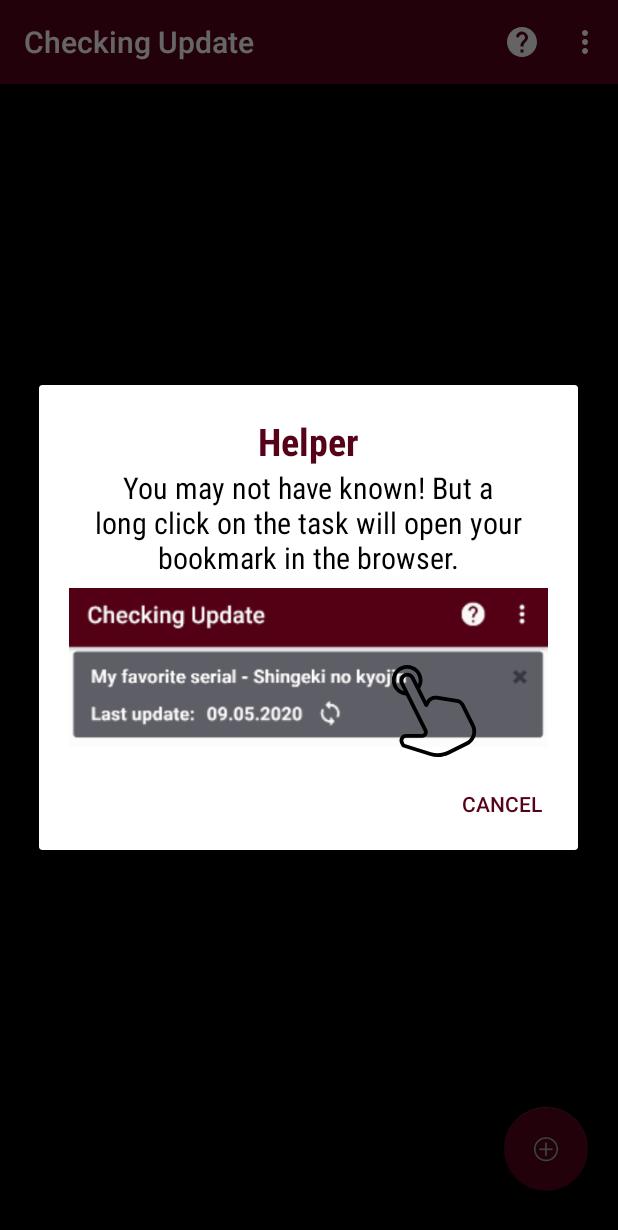
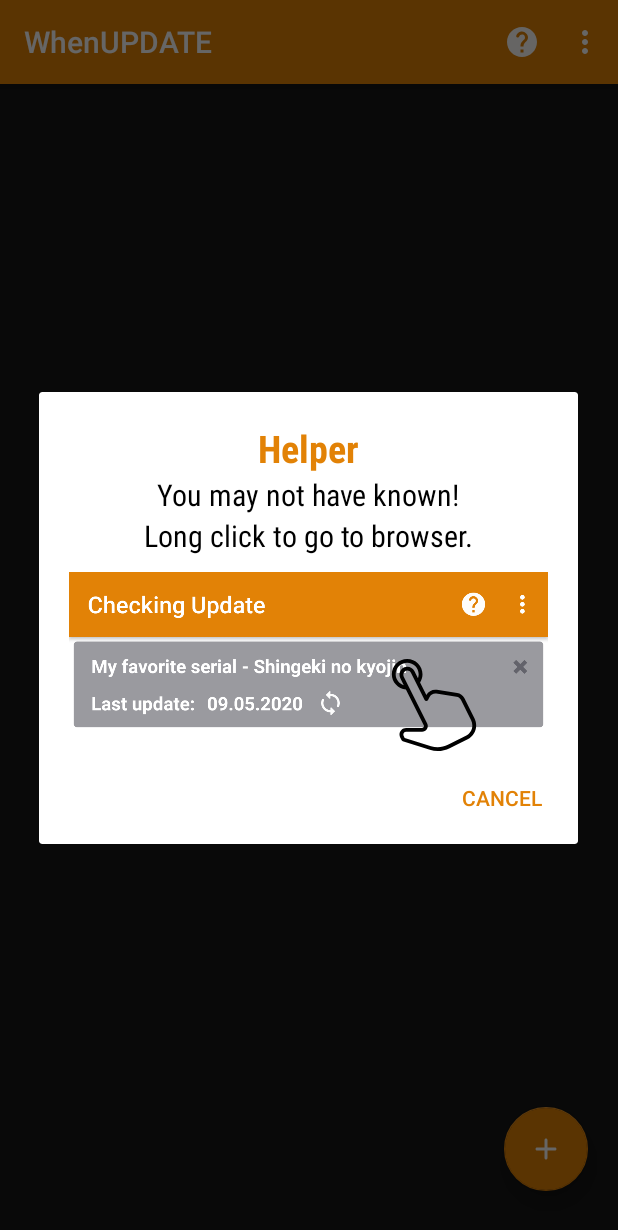
Before and after one commit to palad11n/appttp1, an Android app: the screen it shows after launch (MainActivity), after a tap on "help", on a phone screen of 412 x 824 dp. Shown: the top 1230 px of the screen. Run offline under Robolectric (Android 15) with nearby library versions, the light colour scheme and no system bars.

Commit message:
add rus lang, new desing

```diff
--- a/app/build.gradle
+++ b/app/build.gradle
@@ -10,6 +10,7 @@ android {
         versionCode 1
         versionName "1.0"
         testInstrumentationRunner "androidx.test.runner.AndroidJUnitRunner"
+        vectorDrawables.useSupportLibrary = true
     }
     buildTypes {
         release {
--- a/app/src/main/java/ru/csu/ttpapp/common/DialogOnSaveTask.java
+++ b/app/src/main/java/ru/csu/ttpapp/common/DialogOnSaveTask.java
@@ -42,7 +42,7 @@ public class DialogOnSaveTask extends DialogFragment {
 
         TextView textView = new TextView(MainActivity.mContext);
         textView.setText(R.string.setting_row);
-        textView.setPadding(70, 40, 20, 40);
+        textView.setPadding(50, 40, 0, 20);
         textView.setTextSize(25F);
         textView.setBackgroundColor(getResources().getColor(R.color.colorMy));
         textView.setTextColor(Color.WHITE);
--- a/app/src/main/java/ru/csu/ttpapp/mvp/MainActivity.java
+++ b/app/src/main/java/ru/csu/ttpapp/mvp/MainActivity.java
@@ -129,13 +129,13 @@ public class MainActivity extends AppCompatActivity implements DialogOnSaveTask.
                 showDialogPref(R.layout.dialog_about);
                 return true;
             case R.id.itemHelp:
-                showDialogPref(R.layout.help_layout);
+                showDialogPref(R.layout.dialog_help);
                 return true;
         }
         return super.onOptionsItemSelected(item);
     }
 
-    private void showDialogPref(int resId){
+    private void showDialogPref(int resId) {
         AlertDialog.Builder builder = new AlertDialog.Builder(this);
         View view = getLayoutInflater().inflate(resId, null);
         builder.setView(view)
@@ -201,8 +201,8 @@ public class MainActivity extends AppCompatActivity implements DialogOnSaveTask.
         imageView.setImageResource(resIdIcon);
 
         Toast toast = new Toast(getApplicationContext());
+        toast.setDuration(Toast.LENGTH_LONG);
         toast.setGravity(Gravity.CENTER, 0, 0);
-        toast.setDuration(Toast.LENGTH_LONG);
         toast.setView(layout);
         toast.show();
     }
@@ -210,12 +210,4 @@ public class MainActivity extends AppCompatActivity implements DialogOnSaveTask.
     public void showLoadToast() {
         showToast(getString(R.string.loading), R.drawable.ic_update_load);
     }
-
-//    public void showProgressDialog() {
-//        progressBar.setVisibility(View.VISIBLE);
-//    }
-//
-//    public void hideProgressDialog() {
-//        progressBar.setVisibility(View.GONE);
-//    }
 }
--- a/app/src/main/java/ru/csu/ttpapp/mvp/TasksPresenter.java
+++ b/app/src/main/java/ru/csu/ttpapp/mvp/TasksPresenter.java
@@ -42,9 +42,8 @@ public class TasksPresenter {
         ConstraintLayout cl = view.findViewById(R.id.cl_main);
         TextView empty = view.findViewById(R.id.emptyId);
         if (theme.equals("dark")) {
-            cl.setBackgroundColor(Color.BLACK);
+            cl.setBackgroundColor(view.getResources().getColor(R.color.background_dark));
             empty.setTextColor(Color.WHITE);
-
         } else {
             cl.setBackgroundColor(Color.WHITE);
             empty.setTextColor(Color.BLACK);
@@ -120,7 +119,8 @@ public class TasksPresenter {
                     return true;
                 }
                 view.isUpdate(task.isUpdate());
-            }
+            } else
+                view.showToast(view.getString(R.string.site_rip), R.drawable.ic_sentiment_dissatisfied_toast);
         } catch (Exception e) {
             //ignore
         }
--- a/app/src/main/java/ru/csu/ttpapp/service/sites/InfoOfSite.java
+++ b/app/src/main/java/ru/csu/ttpapp/service/sites/InfoOfSite.java
@@ -91,7 +91,7 @@ public class InfoOfSite {
     private String[] convertToMonth(String date) {
         String[] dates = date.replaceAll(",", "").split(" ");
         for (String month : months.keySet()) {
-            if (dates[1].equals(month)) {
+            if (dates[1].contains(month)) {
                 Integer numMonth = months.get(month);
                 dates[1] = numMonth < 10 ? "0" + numMonth.toString() : numMonth.toString();
                 break;
--- a/app/src/main/java/ru/csu/ttpapp/service/sites/SiteUpdate.java
+++ b/app/src/main/java/ru/csu/ttpapp/service/sites/SiteUpdate.java
@@ -75,7 +75,6 @@ public class SiteUpdate implements ISite {
         try {
             String date = pt.get();
             if (date.equals("")) {
-                Toast.makeText(MainActivity.mContext, "Site is RIP!", Toast.LENGTH_SHORT).show();
                 return;
             }
             infoOfSite.setDate(date);
@@ -113,6 +112,7 @@ public class SiteUpdate implements ISite {
                         return true;
                     }
                 } catch (Exception e) {
+                    //ignore
                 }
             }
         }
--- /dev/null
+++ b/app/src/main/res/drawable/ic_add.xml
@@ -0,0 +1,9 @@
+<vector xmlns:android="http://schemas.android.com/apk/res/android"
+    android:width="24dp"
+    android:height="24dp"
+    android:viewportWidth="24"
+    android:viewportHeight="24">
+  <path
+      android:fillColor="#FFF"
+      android:pathData="M18,13h-5v5c0,0.55 -0.45,1 -1,1s-1,-0.45 -1,-1v-5H6c-0.55,0 -1,-0.45 -1,-1s0.45,-1 1,-1h5V6c0,-0.55 0.45,-1 1,-1s1,0.45 1,1v5h5c0.55,0 1,0.45 1,1s-0.45,1 -1,1z"/>
+</vector>
--- a/app/src/main/res/layout/activity_main.xml
+++ b/app/src/main/res/layout/activity_main.xml
@@ -21,7 +21,7 @@
         app:layout_behavior="ru.csu.ttpapp.common.desing.ScrollAwareFABBehavior"
         app:layout_constraintBottom_toBottomOf="parent"
         app:layout_constraintEnd_toEndOf="parent"
-        app:srcCompat="@android:drawable/ic_menu_add" />
+        app:srcCompat="@drawable/ic_add" />
 
     <androidx.recyclerview.widget.RecyclerView
         android:id="@+id/listView"
--- a/app/src/main/res/layout/dialog_create.xml
+++ b/app/src/main/res/layout/dialog_create.xml
@@ -31,9 +31,7 @@
                 android:inputType="textUri"
                 android:singleLine="true"
                 android:focusableInTouchMode="true"
-                android:drawablePadding="10dp"
-                android:drawableRight="@drawable/ic_error_24px"
-                android:textCursorDrawable="@null"
+
                 />
         </com.google.android.material.textfield.TextInputLayout>
 
--- a/app/src/main/res/layout/help_layout.xml
+++ b/app/src/main/res/layout/dialog_help.xml
@@ -1,12 +1,10 @@
 <?xml version="1.0" encoding="utf-8"?>
-<androidx.constraintlayout.widget.ConstraintLayout
-    xmlns:android="http://schemas.android.com/apk/res/android"
+<androidx.constraintlayout.widget.ConstraintLayout xmlns:android="http://schemas.android.com/apk/res/android"
     xmlns:app="http://schemas.android.com/apk/res-auto"
     android:layout_width="match_parent"
     android:layout_height="match_parent">
 
-    <androidx.constraintlayout.widget.ConstraintLayout xmlns:android="http://schemas.android.com/apk/res/android"
-        xmlns:app="http://schemas.android.com/apk/res-auto"
+    <androidx.constraintlayout.widget.ConstraintLayout
         android:layout_width="match_parent"
         android:layout_height="match_parent"
         android:layout_margin="@dimen/margin_dialog">
@@ -29,10 +27,17 @@
                 android:layout_width="match_parent"
                 android:layout_height="wrap_content"
                 android:gravity="center"
-                android:text="Helper" />
+                android:text="@string/helper_title" />
 
             <TextView
-                android:id="@+id/textView"
+                android:id="@+id/subtitle"
+                style="@style/StyleAbout.Footer"
+                android:layout_width="match_parent"
+                android:layout_height="wrap_content"
+                android:text="@string/help_subtitle" />
+
+            <TextView
+                android:id="@+id/decs_help"
                 style="@style/StyleAbout.Footer"
                 android:layout_width="match_parent"
                 android:layout_height="wrap_content"
@@ -41,8 +46,8 @@
             <ImageView
                 android:id="@+id/imageView2"
                 android:layout_width="match_parent"
-                android:layout_height="wrap_content"
-                app:srcCompat="@drawable/example" />
+                android:layout_height="130dp"
+                app:srcCompat="@drawable/screenshot_click_long" />
         </LinearLayout>
 
         <ImageView
@@ -50,7 +55,7 @@
             android:layout_width="88dp"
             android:layout_height="61dp"
             android:layout_marginStart="32dp"
-            android:src="@drawable/ic_gestures"
+            app:srcCompat="@drawable/ic_gestures"
             app:layout_constraintBottom_toBottomOf="@+id/linearLayout2"
             app:layout_constraintEnd_toEndOf="parent"
             app:layout_constraintHorizontal_bias="0.84"
--- a/app/src/main/res/layout/table_row.xml
+++ b/app/src/main/res/layout/table_row.xml
@@ -91,7 +91,7 @@
             android:layout_width="37dp"
             android:layout_height="match_parent"
             android:background="#00000000"
-            android:src="@drawable/ic_loop_24px" />
+            android:src="@drawable/img_btn_state" />
 
     </LinearLayout>
 
--- a/app/src/main/res/values/colors.xml
+++ b/app/src/main/res/values/colors.xml
@@ -3,10 +3,12 @@
     <color name="colorPrimary">#008577</color>
     <color name="colorPrimaryDark">#00574B</color>
     <color name="colorAccent">#D81B60</color>
-    <color name="colorMy">#560319</color>
-    <color name="shape_off_color">#CB363640</color>
+    <color name="colorMy">#E28206</color>
+    <color name="colorOld">#560319</color>
+    <color name="shape_off_color">#80363640</color>
     <color name="shape_on_color">#00a86b</color>
-    <color name="delete_btn_off">#F3363640</color>
+    <color name="delete_btn_off">#8C363640</color>
     <color name="delete_btn_on">#4eb782</color>
     <color name="error">#B00020</color>
+    <color name="background_dark">#161616</color>
 </resources>
--- a/app/src/main/res/values/strings.xml
+++ b/app/src/main/res/values/strings.xml
@@ -1,10 +1,10 @@
 <resources>
-    <string name="app_name">Checking Update</string>
+    <string name="app_name">WhenUPDATE</string>
 
     <!-- Быстрые настройки и создание задачи -->
-    <string name="setting_row">Setting task</string>
-    <string name="set_name">Title</string>
-    <string name="editLink">Site link*</string>
+    <string name="setting_row">Create task</string>
+    <string name="set_name">Your title</string>
+    <string name="editLink">Link of site*</string>
 
     <!-- Основные кнопки -->
     <string name="done">OK</string>
@@ -14,6 +14,10 @@
     <string name="about_app">About</string>
     <string name="setting_app">Setting application</string>
     <string name="about_description">Check for updates from your favorite authors without opening a browser and consuming unnecessary traffic.</string>
+    <string name="supported_sites">Supported sites:</string>
+    <string name="wishes_or_problems">Wishes or problems?</string>
+    <string name="write_to_telegram">Write to Telegram:</string>
+    <string name="link_for_problem">\@testtest</string>
 
     <!-- Задача -->
     <string name="last_check">Last update: </string>
@@ -25,9 +29,10 @@
     <string name="update_is_exist">Update is exist!</string>
     <string name="update_not">Update is not. Try again later</string>
     <string name="update_exist">There is an update! Long click on the task to view</string>
+    <string name="site_rip">Site not available...</string>
 
     <!-- Загрузка -->
-    <string name="loading">Loading...</string>
+    <string name="loading">Loading... Wait, please</string>
 
     <!-- Настройки вида -->
     <string name="appearance_header">Appearance</string>
@@ -40,6 +45,9 @@
     <string name="lang_title">Language</string>
     <string name="lang_summary">You must restart the application to accept the changes.</string>
     <string name="check_internet">Check your internet connection...</string>
-    <string name="help_long_click">You may not have known! But a long click on the task will open your bookmark in the browser.</string>
+    <string name="help_long_click">Long click to go to browser.</string>
+    <string name="help_subtitle">You may not have known!</string>
+    <string name="helper_title">Helper</string>
+
 
 </resources>
```
Also changed, not shown: app/src/main/res/drawable/ic_loop_up.xml (added, +9 -0 lines), app/src/main/res/drawable/img_btn_state.xml (added, +16 -0 lines), app/src/main/res/layout/dialog_about.xml (+8 -3 lines), app/src/main/res/drawable-v24/screenshot_click_long.png (added), app/src/main/res/drawable/example.PNG (deleted), 1 other file.
